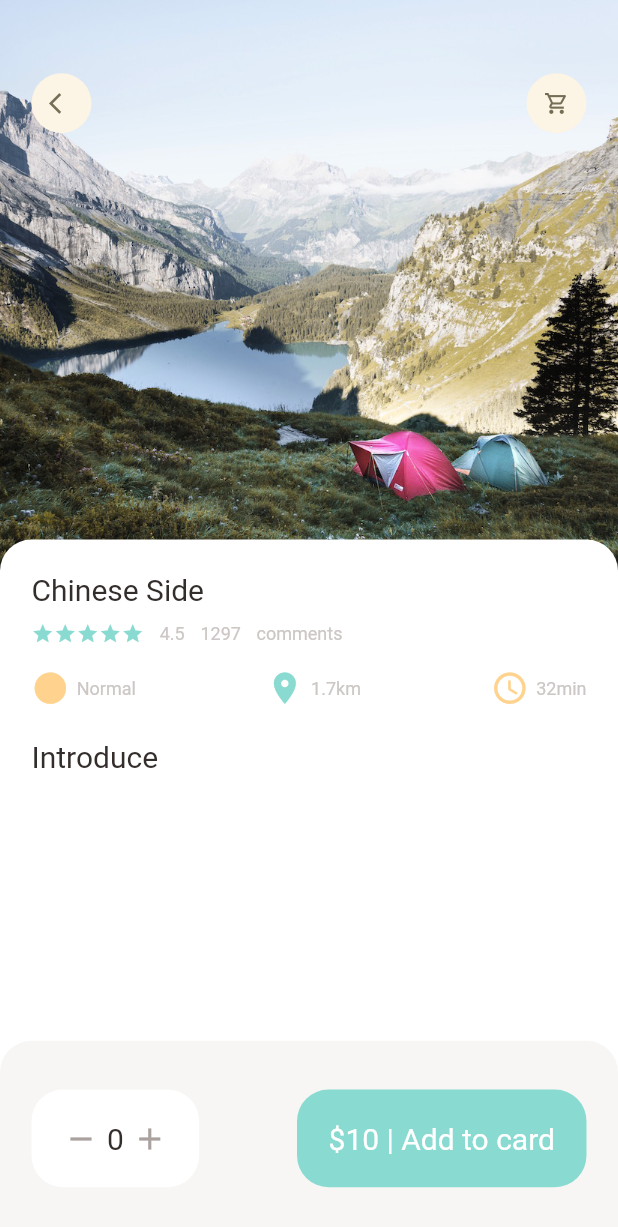
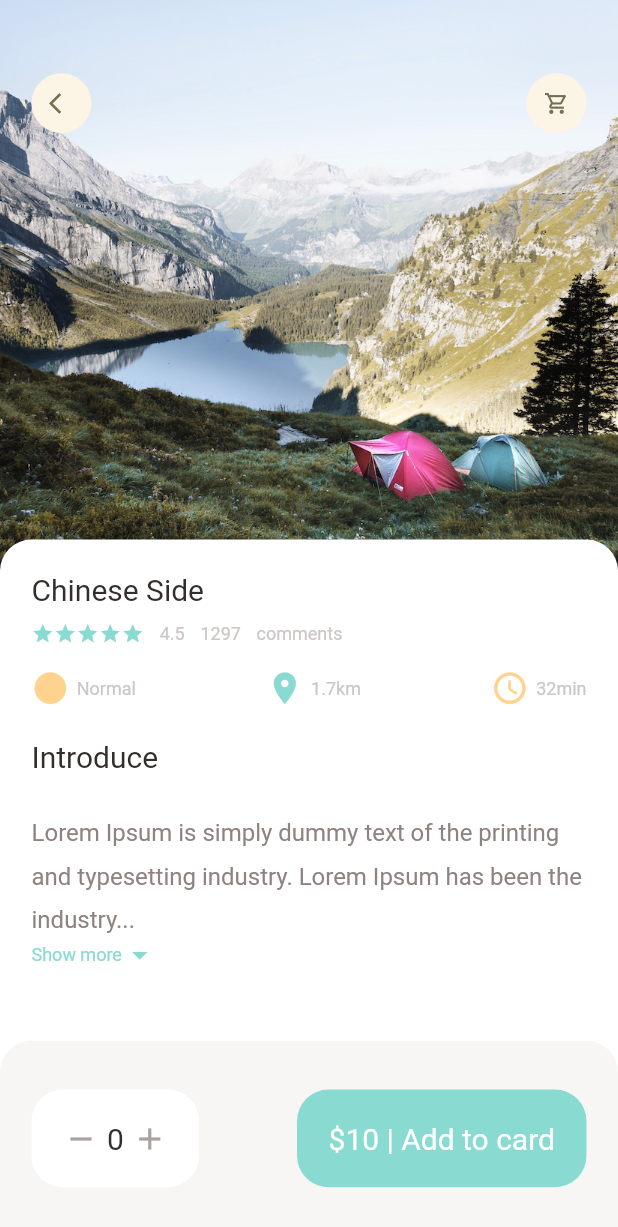
Before and after one commit to miyarin-tn/flutter_application, a Flutter app: the screen it shows after launch, on a phone screen of 412 x 824 dp. Shown: the top 1227 px of the screen. Run offline on Flutter 3.47's test engine with Material 2 defaults, Android fonts, the phone set to English and light mode, and no system bars; our stand-ins replace dots_indicator, get.

Commit message:
description detail page

```diff
--- a/lib/pages/food/popular_food_detail.dart
+++ b/lib/pages/food/popular_food_detail.dart
@@ -4,6 +4,7 @@ import 'package:flutter_application/widgets/app_column.dart';
 import 'package:flutter_application/widgets/app_icon.dart';
 import 'package:flutter_application/utils/dimensions.dart';
 import 'package:flutter_application/widgets/big_text.dart';
+import 'package:flutter_application/widgets/expandable_text.dart';
 
 class PopularFoodDetail extends StatelessWidget {
   const PopularFoodDetail({Key? key}) : super(key: key);
@@ -64,6 +65,14 @@ class PopularFoodDetail extends StatelessWidget {
                   const AppColumn(text: 'Chinese Side'),
                   SizedBox(height: Dimensions.height20),
                   BigText(text: 'Introduce'),
+                  SizedBox(height: Dimensions.height20),
+                  const Expanded(
+                    child: SingleChildScrollView(
+                      child: ExpandableText(
+                          text:
+                              'Lorem Ipsum is simply dummy text of the printing and typesetting industry. Lorem Ipsum has been the industry\'s standard dummy text ever since the 1500s, when an unknown printer took a galley of type and scrambled it to make a type specimen book. It has survived not only five centuries, but also the leap into electronic typesetting, remaining essentially unchanged. It was popularised in the 1960s with the release of Letraset sheets containing Lorem Ipsum passages, and more recently with desktop publishing software like Aldus PageMaker including versions of Lorem Ipsum.'),
+                    ),
+                  ),
                 ],
               ),
             ),
--- /dev/null
+++ b/lib/widgets/expandable_text.dart
@@ -0,0 +1,78 @@
+import 'package:flutter/material.dart';
+import 'package:flutter_application/utils/colors.dart';
+import 'package:flutter_application/utils/dimensions.dart';
+import 'package:flutter_application/widgets/small_text.dart';
+
+class ExpandableText extends StatefulWidget {
+  final String text;
+
+  const ExpandableText({Key? key, required this.text}) : super(key: key);
+
+  @override
+  State<ExpandableText> createState() => _ExpandableTextState();
+}
+
+class _ExpandableTextState extends State<ExpandableText> {
+  late String firstHalf;
+  late String secondHalf;
+  bool hiddenText = true;
+  double textHeight = Dimensions.screenHeight / 7.6;
+
+  @override
+  void initState() {
+    super.initState();
+    if (widget.text.length > textHeight) {
+      firstHalf = widget.text.substring(0, textHeight.toInt());
+      secondHalf =
+          widget.text.substring(textHeight.toInt() + 1, widget.text.length);
+    } else {
+      firstHalf = widget.text;
+      secondHalf = '';
+    }
+  }
+
+  @override
+  Widget build(BuildContext context) {
+    return Container(
+      child: secondHalf.isEmpty
+          ? SmallText(
+              size: 16,
+              color: AppColors.paraColor,
+              lineHeight: 1.8,
+              text: firstHalf,
+            )
+          : Column(
+              children: [
+                SmallText(
+                    size: 16,
+                    color: AppColors.paraColor,
+                    lineHeight: 1.8,
+                    text: hiddenText
+                        ? ('$firstHalf...')
+                        : (firstHalf + secondHalf)),
+                InkWell(
+                  onTap: () {
+                    setState(() {
+                      hiddenText = !hiddenText;
+                    });
+                  },
+                  child: Row(
+                    children: [
+                      SmallText(
+                        text: hiddenText ? 'Show more' : 'Show less',
+                        color: AppColors.mainColor,
+                      ),
+                      Icon(
+                        hiddenText
+                            ? Icons.arrow_drop_down
+                            : Icons.arrow_drop_up,
+                        color: AppColors.mainColor,
+                      )
+                    ],
+                  ),
+                )
+              ],
+            ),
+    );
+  }
+}
```
